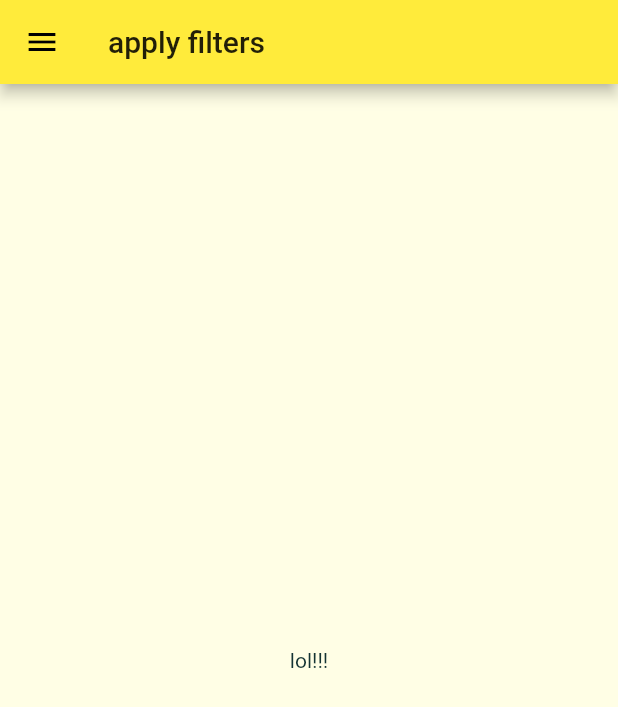
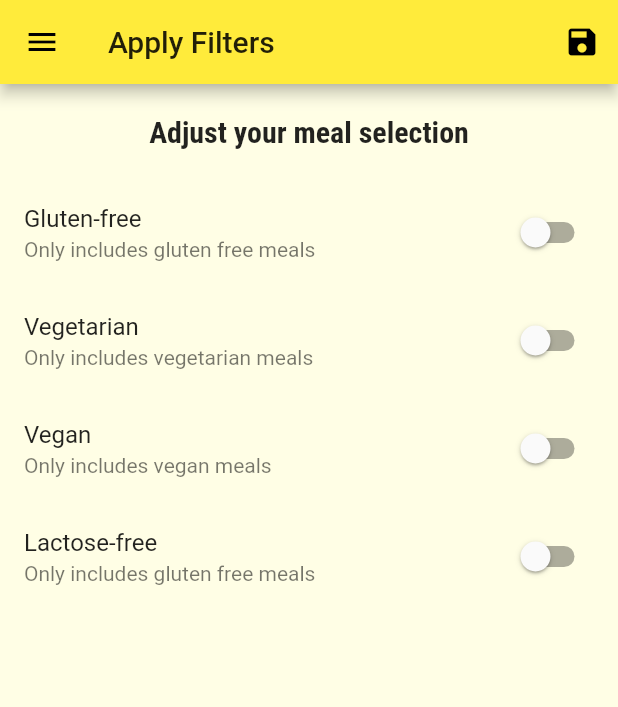
Before and after one commit to curiouskaran/tatania, a Flutter app: the FiltersScreen screen opened by its route, on a phone screen of 412 x 824 dp. Shown: the top 707 px of the screen. Run offline on Flutter 3.47's test engine with Material 2 defaults, Android fonts, the phone set to English and light mode, and no system bars; Roboto replaces fonts that are missing (Raleway).

Commit message:
added filters in the app

```diff
--- a/lib/main.dart
+++ b/lib/main.dart
@@ -1,5 +1,7 @@
 import 'package:flutter/material.dart';
 
+import './dummy_data.dart';
+import './models/meal.dart';
 import './screens/tabs_screen.dart';
 import './screens/meal_detail_screen.dart';
 import './screens/category_meals_screen.dart';
@@ -8,8 +10,43 @@ import './screens/filters_screen.dart';
 
 void main() => runApp(MyApp());
 
-class MyApp extends StatelessWidget {
+class MyApp extends StatefulWidget {
   // This widget is the root of your application.
+  @override
+  _MyAppState createState() => _MyAppState();
+}
+
+class _MyAppState extends State<MyApp> {
+  Map<String, bool> _filters = {
+    'gluten': false,
+    'vegetarian': false,
+    'vegan': false,
+    'lactose': false
+  };
+  List<Meal> _availableMeals = DUMMY_MEALS;
+
+  void _setFilters(Map<String, bool> filters) {
+    setState(() {
+      _filters = filters;
+
+      _availableMeals = _availableMeals.where((meal) {
+        if (_filters['gluten'] && !meal.isGlutenFree) {
+          return false;
+        }
+        if (_filters['vegetarian'] && !meal.isVegetarian) {
+          return false;
+        }
+        if (_filters['vegan'] && !meal.isVegan) {
+          return false;
+        }
+        if (_filters['lactose'] && !meal.isLactoseFree) {
+          return false;
+        }
+        return true;
+      }).toList();
+    });
+  }
+
   @override
   Widget build(BuildContext context) {
     return MaterialApp(
@@ -32,9 +69,10 @@ class MyApp extends StatelessWidget {
       initialRoute: '/', //default is / only
       routes: {
         TabsScreen.routeName: (ctx) => TabsScreen(),
-        CategoryMealsScreen.routeName: (ctx) => CategoryMealsScreen(),
+        CategoryMealsScreen.routeName: (ctx) =>
+            CategoryMealsScreen(_availableMeals),
         MealDetailScreen.routeName: (ctx) => MealDetailScreen(),
-        FiltersScreen.routeName: (ctx) => FiltersScreen()
+        FiltersScreen.routeName: (ctx) => FiltersScreen(_filters, _setFilters)
       },
       onGenerateRoute: (settings) {
         //used when a dynamic route name is generated and not present in route table so, it is used for provide handling
--- a/lib/screens/category_meals_screen.dart
+++ b/lib/screens/category_meals_screen.dart
@@ -1,11 +1,13 @@
 import 'package:flutter/material.dart';
 
 import '../models/meal.dart';
-import '../dummy_data.dart';
 import '../widgets/meal_item.dart';
 
 class CategoryMealsScreen extends StatefulWidget {
   static const routeName = '/categories-meals';
+  final List<Meal> availableMeals;
+
+  CategoryMealsScreen(this.availableMeals);
 
   @override
   _CategoryMealsScreenState createState() => _CategoryMealsScreenState();
@@ -30,7 +32,7 @@ class _CategoryMealsScreenState extends State<CategoryMealsScreen> {
       final categoryId = routeArgs['id'];
       categoryTitle = routeArgs['title'];
       categoryColor = routeArgs['color'].value;
-      displayedMeals = DUMMY_MEALS.where((meal) {
+      displayedMeals = widget.availableMeals.where((meal) {
         return meal.categories.contains(categoryId);
       }).toList();
       loadInitData = true;
--- a/lib/screens/filters_screen.dart
+++ b/lib/screens/filters_screen.dart
@@ -2,18 +2,104 @@ import 'package:flutter/material.dart';
 
 import '../widgets/main_drawer.dart';
 
-class FiltersScreen extends StatelessWidget {
+class FiltersScreen extends StatefulWidget {
   static const routeName = '/filters';
+  final Function setFilters;
+  final Map<String, bool> availableFilters;
+
+  FiltersScreen(this.availableFilters, this.setFilters);
+
+  @override
+  _FiltersScreenState createState() => _FiltersScreenState();
+}
+
+class _FiltersScreenState extends State<FiltersScreen> {
+  var _glutenFree = false;
+  var _vegetarian = false;
+  var _vegan = false;
+  var _lactoseFree = false;
+
+  @override
+  initState() {
+    _glutenFree = widget.availableFilters['gluten'];
+    _vegetarian = widget.availableFilters['vegetarian'];
+    _vegan = widget.availableFilters['vegan'];
+    _lactoseFree = widget.availableFilters['lactose'];
+    super.initState();
+  }
+
+  Widget _buildSwitchListItem(String title, String description,
+      bool currentValue, Function updateValue) {
+    return SwitchListTile(
+      title: Text(title),
+      subtitle: Text(description),
+      value: currentValue,
+      onChanged: updateValue,
+    );
+  }
+
   @override
   Widget build(BuildContext context) {
     return Scaffold(
-      appBar: AppBar(
-        title: Text('apply filters'),
-      ),
-      drawer: MainDrawer(),
-      body: Center(
-        child: Text('lol!!!'),
-      ),
-    );
+        appBar: AppBar(
+          title: Text('Apply Filters'),
+          actions: <Widget>[
+            IconButton(
+                icon: Icon(Icons.save),
+                onPressed: () {
+                  final Map<String, bool> _filters = {
+                    'gluten': _glutenFree,
+                    'vegetarian': _vegetarian,
+                    'vegan': _vegetarian,
+                    'lactose': _lactoseFree
+                  };
+                  widget.setFilters(_filters);
+                })
+          ],
+        ),
+        drawer: MainDrawer(),
+        body: Column(
+          children: <Widget>[
+            Container(
+              padding: EdgeInsets.all(20),
+              child: Text(
+                'Adjust your meal selection',
+                style: Theme.of(context).textTheme.title,
+              ),
+            ),
+            Expanded(
+                child: ListView(
+              children: <Widget>[
+                _buildSwitchListItem('Gluten-free',
+                    'Only includes gluten free meals', _glutenFree, (newValue) {
+                  setState(() {
+                    _glutenFree = newValue;
+                  });
+                }),
+                _buildSwitchListItem(
+                    'Vegetarian', 'Only includes vegetarian meals', _vegetarian,
+                    (newValue) {
+                  setState(() {
+                    _vegetarian = newValue;
+                  });
+                }),
+                _buildSwitchListItem(
+                    'Vegan', 'Only includes vegan meals', _vegan, (newValue) {
+                  setState(() {
+                    _vegan = newValue;
+                  });
+                }),
+                _buildSwitchListItem(
+                    'Lactose-free',
+                    'Only includes gluten free meals',
+                    _lactoseFree, (newValue) {
+                  setState(() {
+                    _lactoseFree = newValue;
+                  });
+                }),
+              ],
+            ))
+          ],
+        ));
   }
 }
```
